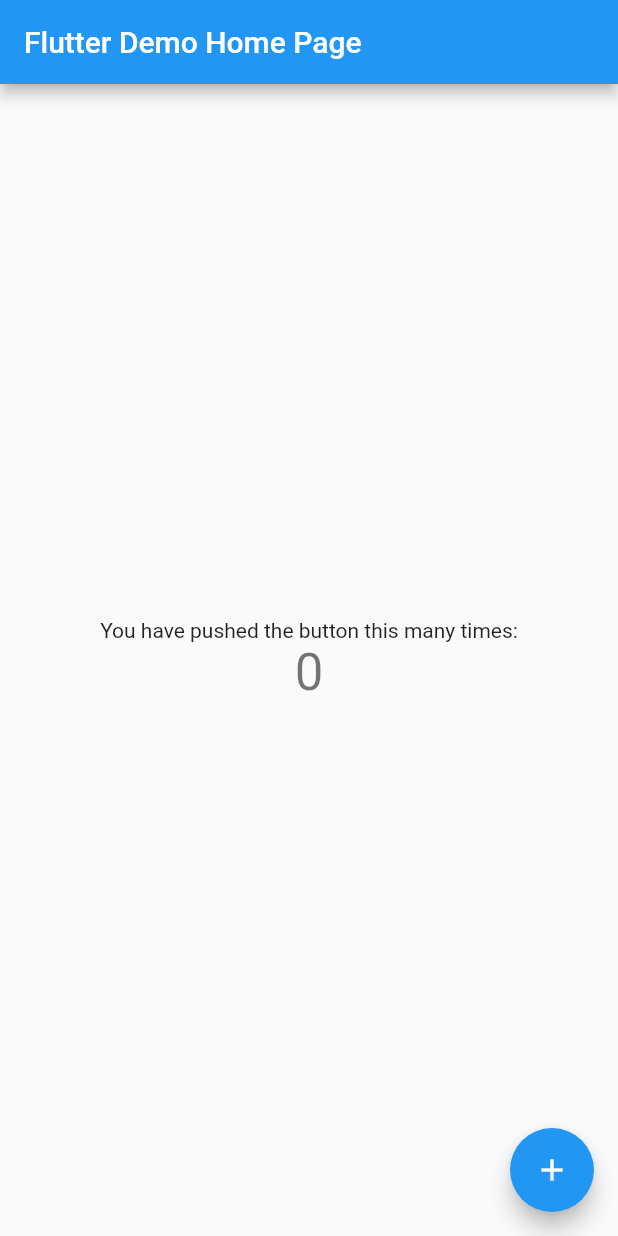
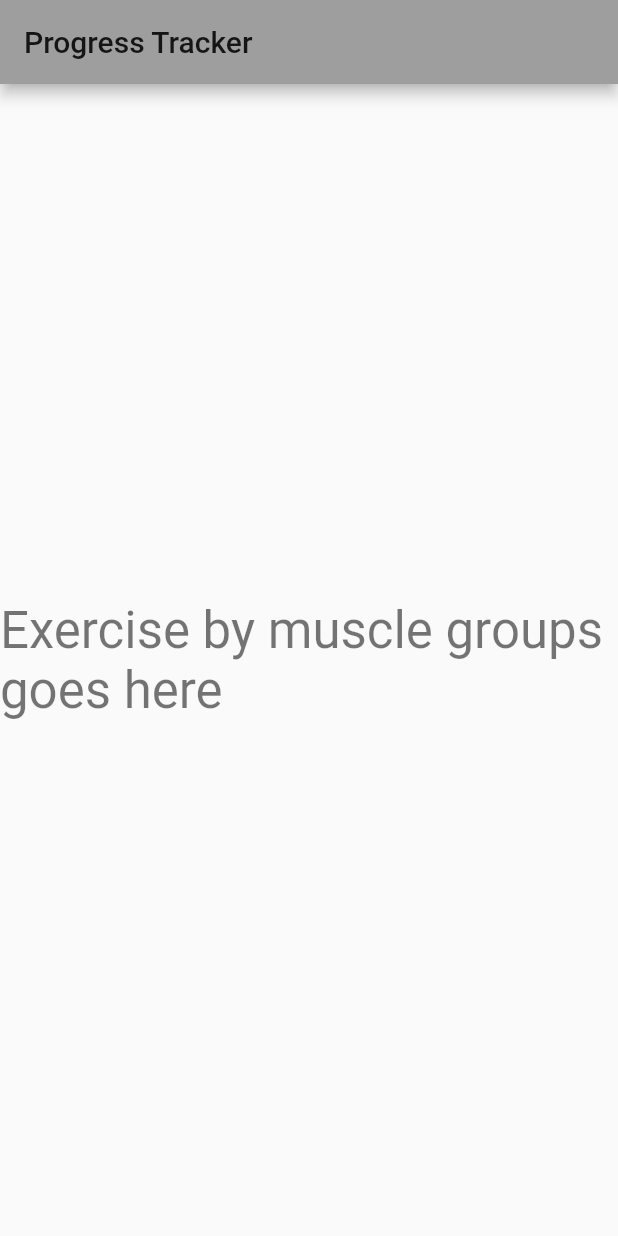
Before and after one commit to LolFark/progress_tracker, a Flutter app: the screen it shows after launch, on a phone screen of 412 x 824 dp. Run offline on Flutter 3.47's test engine with Material 2 defaults, Android fonts, the phone set to English and light mode, and no system bars.

Commit message:
Initial setup removing flutter default project

```diff
--- a/lib/main.dart
+++ b/lib/main.dart
@@ -18,9 +18,9 @@ class MyApp extends StatelessWidget {
         // or simply save your changes to "hot reload" in a Flutter IDE).
         // Notice that the counter didn't reset back to zero; the application
         // is not restarted.
-        primarySwatch: Colors.blue,
+        primarySwatch: Colors.grey,
       ),
-      home: MyHomePage(title: 'Flutter Demo Home Page'),
+      home: MyHomePage(title: 'Progress Tracker'),
     );
   }
 }
@@ -44,19 +44,6 @@ class MyHomePage extends StatefulWidget {
 }
 
 class _MyHomePageState extends State<MyHomePage> {
-  int _counter = 0;
-
-  void _incrementCounter() {
-    setState(() {
-      // This call to setState tells the Flutter framework that something has
-      // changed in this State, which causes it to rerun the build method below
-      // so that the display can reflect the updated values. If we changed
-      // _counter without calling setState(), then the build method would not be
-      // called again, and so nothing would appear to happen.
-      _counter++;
-    });
-  }
-
   @override
   Widget build(BuildContext context) {
     // This method is rerun every time setState is called, for instance as done
@@ -75,37 +62,15 @@ class _MyHomePageState extends State<MyHomePage> {
         // Center is a layout widget. It takes a single child and positions it
         // in the middle of the parent.
         child: Column(
-          // Column is also layout widget. It takes a list of children and
-          // arranges them vertically. By default, it sizes itself to fit its
-          // children horizontally, and tries to be as tall as its parent.
-          //
-          // Invoke "debug painting" (press "p" in the console, choose the
-          // "Toggle Debug Paint" action from the Flutter Inspector in Android
-          // Studio, or the "Toggle Debug Paint" command in Visual Studio Code)
-          // to see the wireframe for each widget.
-          //
-          // Column has various properties to control how it sizes itself and
-          // how it positions its children. Here we use mainAxisAlignment to
-          // center the children vertically; the main axis here is the vertical
-          // axis because Columns are vertical (the cross axis would be
-          // horizontal).
           mainAxisAlignment: MainAxisAlignment.center,
           children: <Widget>[
             Text(
-              'You have pushed the button this many times:',
-            ),
-            Text(
-              '$_counter',
+              "Exercise by muscle groups goes here",
               style: Theme.of(context).textTheme.display1,
             ),
           ],
         ),
       ),
-      floatingActionButton: FloatingActionButton(
-        onPressed: _incrementCounter,
-        tooltip: 'Increment',
-        child: Icon(Icons.add),
-      ), // This trailing comma makes auto-formatting nicer for build methods.
     );
   }
 }
```
